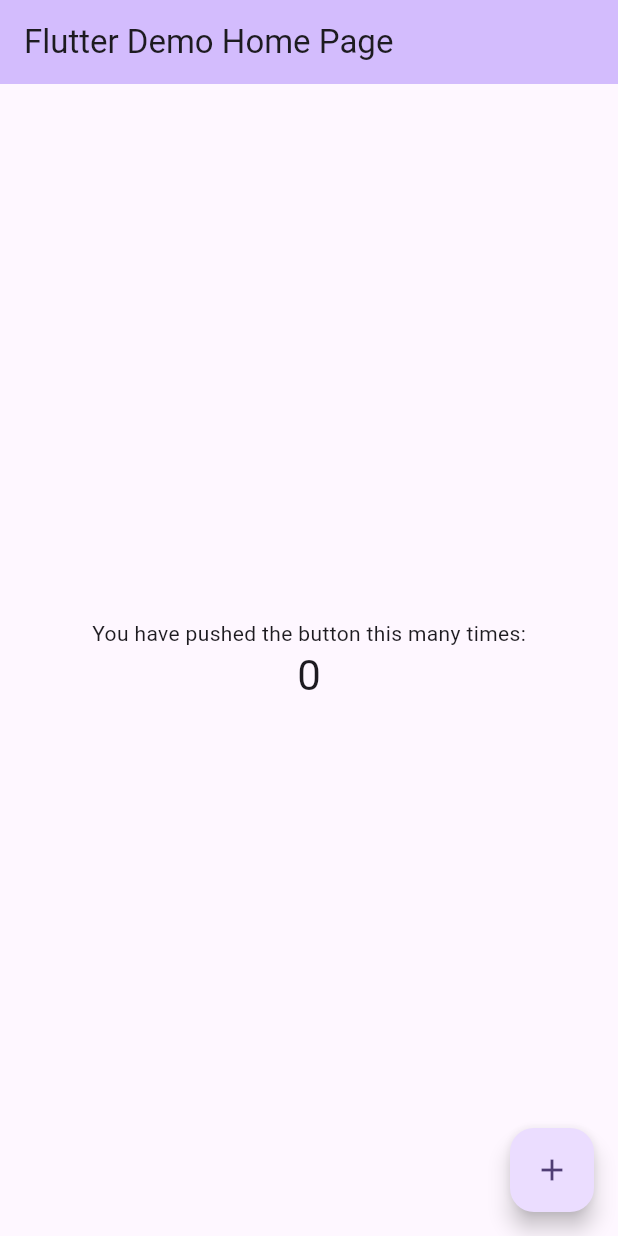
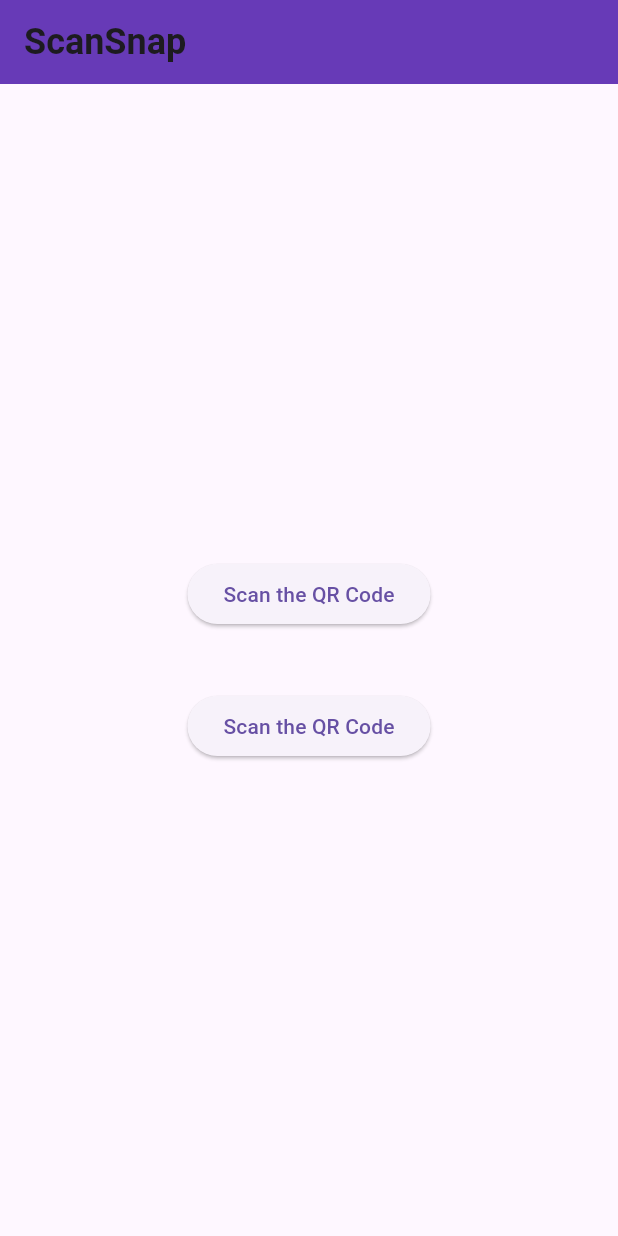
Before and after one commit to shahzaibahmad1426/ScanSnap, a Flutter app: the screen it shows after launch, on a phone screen of 412 x 824 dp. Run offline on Flutter 3.47's test engine with Material 3 defaults, Android fonts, the phone set to English and light mode, and no system bars; our stand-ins replace qr_flutter; missing offline and left inert: flutter_barcode_scanner.

Commit message:
Building QR Code (Scanner and Generator) Widgets

```diff
--- a/lib/main.dart
+++ b/lib/main.dart
@@ -1,4 +1,6 @@
 import 'package:flutter/material.dart';
+import 'package:scansnap/qr_code_generator.dart';
+import 'package:scansnap/qr_code_scanner.dart';
 
 void main() {
   runApp(const MyApp());
@@ -7,119 +9,61 @@
 class MyApp extends StatelessWidget {
   const MyApp({super.key});
 
-  // This widget is the root of your application.
   @override
   Widget build(BuildContext context) {
-    return MaterialApp(
-      title: 'Flutter Demo',
-      theme: ThemeData(
-        // This is the theme of your application.
-        //
-        // TRY THIS: Try running your application with "flutter run". You'll see
-        // the application has a purple toolbar. Then, without quitting the app,
-        // try changing the seedColor in the colorScheme below to Colors.green
-        // and then invoke "hot reload" (save your changes or press the "hot
-        // reload" button in a Flutter-supported IDE, or press "r" if you used
-        // the command line to start the app).
-        //
-        // Notice that the counter didn't reset back to zero; the application
-        // state is not lost during the reload. To reset the state, use hot
-        // restart instead.
-        //
-        // This works for code too, not just values: Most code changes can be
-        // tested with just a hot reload.
-        colorScheme: ColorScheme.fromSeed(seedColor: Colors.deepPurple),
-        useMaterial3: true,
-      ),
-      home: const MyHomePage(title: 'Flutter Demo Home Page'),
+    return const MaterialApp(
+      title: 'ScanSnap',
+      debugShowCheckedModeBanner: false,
+      home: HomePage(),
     );
   }
 }
 
-class MyHomePage extends StatefulWidget {
-  const MyHomePage({super.key, required this.title});
-
-  // This widget is the home page of your application. It is stateful, meaning
-  // that it has a State object (defined below) that contains fields that affect
-  // how it looks.
-
-  // This class is the configuration for the state. It holds the values (in this
-  // case the title) provided by the parent (in this case the App widget) and
-  // used by the build method of the State. Fields in a Widget subclass are
-  // always marked "final".
-
-  final String title;
+class HomePage extends StatefulWidget {
+  const HomePage({super.key});
 
   @override
-  State<MyHomePage> createState() => _MyHomePageState();
+  State<HomePage> createState() => _HomePageState();
 }
 
-class _MyHomePageState extends State<MyHomePage> {
-  int _counter = 0;
-
-  void _incrementCounter() {
-    setState(() {
-      // This call to setState tells the Flutter framework that something has
-      // changed in this State, which causes it to rerun the build method below
-      // so that the display can reflect the updated values. If we changed
-      // _counter without calling setState(), then the build method would not be
-      // called again, and so nothing would appear to happen.
-      _counter++;
-    });
-  }
-
+class _HomePageState extends State<HomePage> {
   @override
   Widget build(BuildContext context) {
-    // This method is rerun every time setState is called, for instance as done
-    // by the _incrementCounter method above.
-    //
-    // The Flutter framework has been optimized to make rerunning build methods
-    // fast, so that you can just rebuild anything that needs updating rather
-    // than having to individually change instances of widgets.
     return Scaffold(
       appBar: AppBar(
-        // TRY THIS: Try changing the color here to a specific color (to
-        // Colors.amber, perhaps?) and trigger a hot reload to see the AppBar
-        // change color while the other colors stay the same.
-        backgroundColor: Theme.of(context).colorScheme.inversePrimary,
-        // Here we take the value from the MyHomePage object that was created by
-        // the App.build method, and use it to set our appbar title.
-        title: Text(widget.title),
+        backgroundColor: Colors.deepPurple,
+        title: const Text(
+          'ScanSnap',
+          style: TextStyle(
+            fontSize: 24,
+            fontWeight: FontWeight.w600,
+          ),
+        ),
       ),
       body: Center(
-        // Center is a layout widget. It takes a single child and positions it
-        // in the middle of the parent.
         child: Column(
-          // Column is also a layout widget. It takes a list of children and
-          // arranges them vertically. By default, it sizes itself to fit its
-          // children horizontally, and tries to be as tall as its parent.
-          //
-          // Column has various properties to control how it sizes itself and
-          // how it positions its children. Here we use mainAxisAlignment to
-          // center the children vertically; the main axis here is the vertical
-          // axis because Columns are vertical (the cross axis would be
-          // horizontal).
-          //
-          // TRY THIS: Invoke "debug painting" (choose the "Toggle Debug Paint"
-          // action in the IDE, or press "p" in the console), to see the
-          // wireframe for each widget.
           mainAxisAlignment: MainAxisAlignment.center,
-          children: <Widget>[
-            const Text(
-              'You have pushed the button this many times:',
+          children: [
+            ElevatedButton(
+              onPressed: (){
+                setState(() {
+                  Navigator.of(context).push(MaterialPageRoute(builder: (context) => const QrCodeScanner()));
+                });
+              },
+              child: const Text('Scan the QR Code'),
             ),
-            Text(
-              '$_counter',
-              style: Theme.of(context).textTheme.headlineMedium,
+            const SizedBox(height: 40,),
+            ElevatedButton(
+              onPressed: (){
+                setState(() {
+                  Navigator.of(context).push(MaterialPageRoute(builder: (context) => const QrCodeGenerator()));
+                });
+              },
+              child: const Text('Scan the QR Code'),
             ),
           ],
         ),
       ),
-      floatingActionButton: FloatingActionButton(
-        onPressed: _incrementCounter,
-        tooltip: 'Increment',
-        child: const Icon(Icons.add),
-      ), // This trailing comma makes auto-formatting nicer for build methods.
     );
   }
 }
--- a/pubspec.yaml
+++ b/pubspec.yaml
@@ -35,6 +35,8 @@ dependencies:
   # The following adds the Cupertino Icons font to your application.
   # Use with the CupertinoIcons class for iOS style icons.
   cupertino_icons: ^1.0.6
+  qr_flutter: ^4.0.0
+  flutter_barcode_scanner: ^2.0.0
 
 dev_dependencies:
   flutter_test:
```
Also changed, not shown: lib/qr_code_generator.dart (added, +59 -0 lines), lib/qr_code_scanner.dart (added, +51 -0 lines), pubspec.lock.
